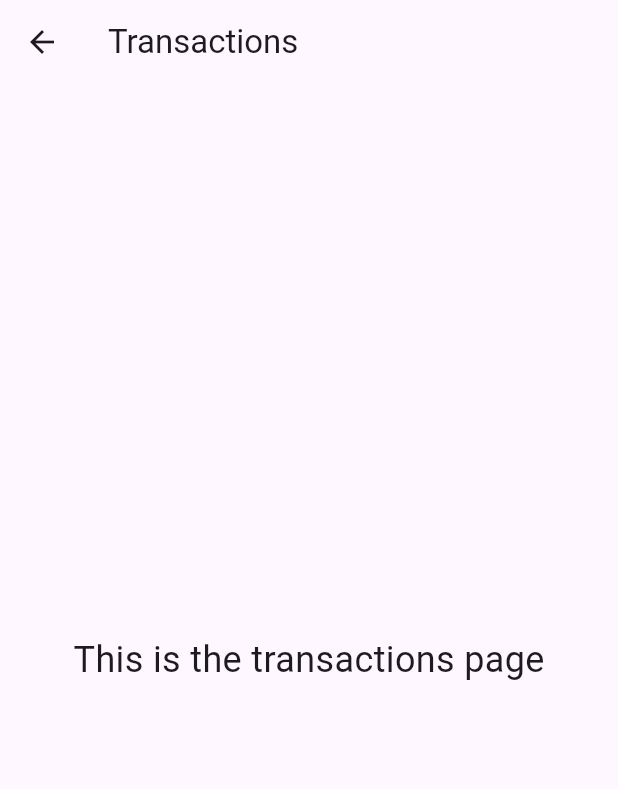
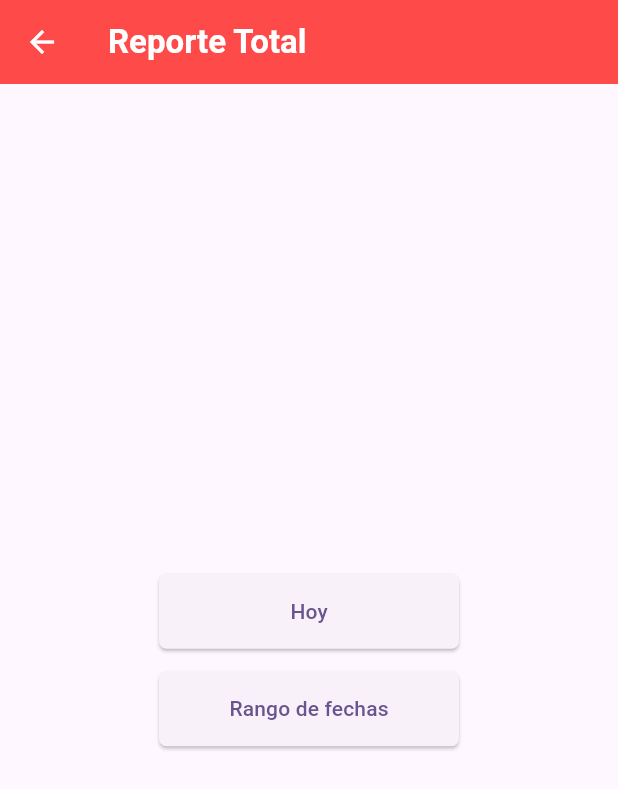
Before and after one commit to gonzalobarrazueta/shopinzider, a Flutter app: the TransactionsPage screen opened directly, on a phone screen of 412 x 824 dp. Shown: the top 789 px of the screen. Run offline on Flutter 3.47's test engine with Material 3 defaults, Android fonts, the phone set to English and light mode, and no system bars.

Commit message:
feat: Add date range selection functionality to TransactionsPage

```diff
--- a/lib/pages/transactions.dart
+++ b/lib/pages/transactions.dart
@@ -1,4 +1,7 @@
+import 'dart:math';
+
 import 'package:flutter/material.dart';
+import 'package:intl/intl.dart';
 
 class TransactionsPage extends StatefulWidget {
   @override
@@ -7,16 +10,105 @@ class TransactionsPage extends StatefulWidget {
 
 
 class TransactionsPageState extends State<TransactionsPage> {
+  DateTime? startDate;
+  DateTime? endDate;
+
+  final DateFormat formatter = DateFormat('dd-MM-yyyy');
+
+  Future<void> _selectStartDate(BuildContext context) async {
+    final DateTime? picked = await showDatePicker(
+      context: context,
+      initialDate: startDate ?? DateTime.now(),
+      firstDate: DateTime(2000),
+      lastDate: DateTime(2100),
+    );
+    if (picked != null && picked != startDate) {
+      setState(() {
+        startDate = picked;
+      });
+    }
+  }
+
+  Future<void> _selectEndDate(BuildContext context) async {
+    final DateTime? picked = await showDatePicker(
+      context: context,
+      initialDate: endDate ?? DateTime.now(),
+      firstDate: DateTime(2000),
+      lastDate: DateTime(2100),
+    );
+    if (picked != null && picked != endDate) {
+      setState(() {
+        endDate = picked;
+      });
+    }
+  }
+
   @override
   Widget build(BuildContext context) {
     return Scaffold(
       appBar: AppBar(
-        title: const Text('Transactions'),
+        leading: IconButton(
+          icon: const Icon(Icons.arrow_back),
+          color: const Color(0xFFFFFFFF),
+          onPressed: () {
+            Navigator.pop(context);
+          }
+        ),
+        backgroundColor: const Color(0xFFFF4A4A),
+        title: const Text(
+          'Reporte Total',
+          style: TextStyle(
+            fontFamily: 'Roboto',
+            color: Color(0xFFFFFFFF),
+            fontWeight: FontWeight.bold
+          ),
+        ),
       ),
-      body: const Center(
-        child: Text(
-          'This is the transactions page',
-          style: TextStyle(fontSize: 24),
+      body: Center(
+        child: Column(
+          mainAxisAlignment: MainAxisAlignment.center,
+          children: [
+            SizedBox(
+              width: 200,
+              height: 50,
+              child: ElevatedButton(
+                style: ButtonStyle(
+                  shape: WidgetStatePropertyAll(
+                    RoundedRectangleBorder(
+                      borderRadius: BorderRadius.circular(5),
+                    )
+                  ),
+                ),
+                onPressed: () {},
+                child: const Text("Hoy")
+              ),
+            ),
+            // space
+            const SizedBox(
+              height: 15,
+            ),
+            SizedBox(
+              width: 200,
+              height: 50,
+              child: ElevatedButton(
+                style: ButtonStyle(
+                  shape: WidgetStatePropertyAll(
+                    RoundedRectangleBorder(
+                      borderRadius: BorderRadius.circular(5),
+                    )
+                  ),
+                ),
+                onPressed: () async {
+                  await _selectStartDate(context);
+                  await _selectEndDate(context);
+                  // Handle date range selection
+                },
+                child: const Text('Rango de fechas'),
+              ),
+            ),
+            //Text('Start Date: ${startDate != null ? formatter.format(startDate!) : 'Not selected'}'),
+            //Text('End Date: ${endDate != null ? formatter.format(endDate!) : 'Not selected'}'),
+          ],
         ),
       ),
     );
```
